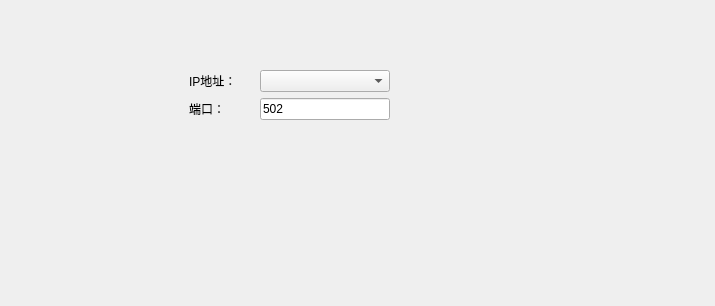
Above: modbustcpwidget.ui from louisir/ModbusGateway before the change. Below: the same form after it.
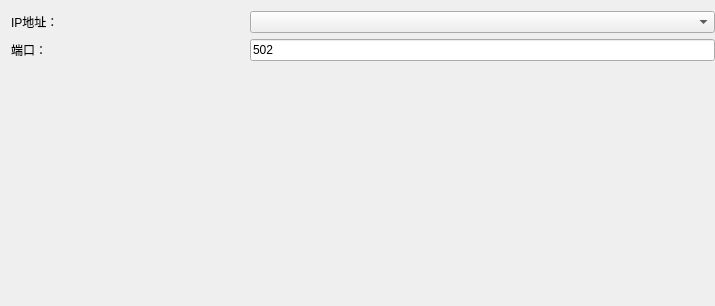
That is the form after the change.

Diff of the .ui file:
```diff
--- a/modbustcpwidget.ui
+++ b/modbustcpwidget.ui
@@ -19,15 +19,6 @@
   <property name="windowTitle">
    <string>Form</string>
   </property>
-  <widget class="QWidget" name="gridLayoutWidget">
-   <property name="geometry">
-    <rect>
-     <x>189</x>
-     <y>70</y>
-     <width>201</width>
-     <height>80</height>
-    </rect>
-   </property>
    <layout class="QGridLayout" name="gridLayout" rowstretch="0,0,10" columnstretch="1,2">
     <property name="rightMargin">
      <number>0</number>
@@ -101,7 +92,6 @@
      </spacer>
     </item>
    </layout>
-  </widget>
  </widget>
  <resources/>
  <connections/>
```
Lines whose indentation alone changed are shown as unchanged.
